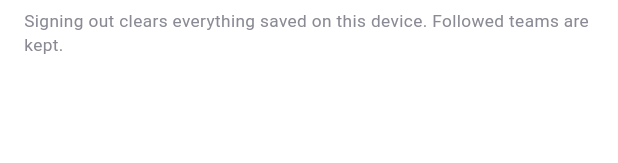
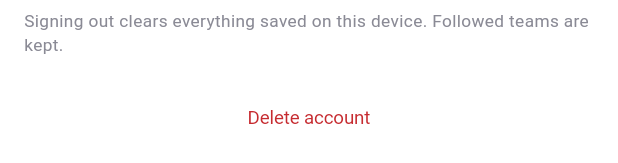
Before and after one commit to isaacgyampoh/betting, a Flutter app: the _SignedIn widget shown alone on an empty page, opened directly with empty values, on a phone screen of 412 x 824 dp. Shown: the part 189-352 px from the top of the screen. Run offline on Flutter 3.47's test engine with Material 3 defaults, Android fonts, the phone set to English and light mode, and no system bars; our stand-ins replace dio, drift, firebase_core, firebase_messaging, flutter_local_notifications, flutter_riverpod and 6 more; missing offline and left inert: google_mlkit_text_recognition, receive_sharing_intent; accounts and stored records are empty; generated files the repository leaves out were written again; network calls fail.

Commit message:
The in-app half of account deletion
/delete-account tells people the control is in the app's Profile tab, so
it has to be there. This is that control, and the DELETE /api/v1/me it
calls already has the integration tests.

The risk it carries is the opposite of the usual one. It sits on the
same screen as "Sign out", it cannot be undone and nothing comes back,
so the danger is that it works too easily. It is a quiet text button
below sign-out rather than a second prominent one, and it asks first in
a dialog that names the consequences people would not otherwise expect:
every device, a new empty account on next sign-in, and that a booking
code already placed stays with the bookmaker.

Order in deleteAccountProvider is deliberate and is not the sign-out
order. Push is unregistered first, because that needs the token that is
about to stop working. The local session is cleared only after the
server confirms, so a failed request leaves the person signed in and
able to retry rather than signed out on a device while the account they
asked to delete still exists. A failure surfaces as a message, because
a silent one would leave someone believing their data was gone.

Not yet exercised on the Pixel: it disconnected before I could drive the
flow, and the real package still cannot sign in until the OAuth client's
package name is restored. A widget test covering the dialog is in the
scratchpad rather than here - pumping ProfileScreen stalls under
flutter_test on the notification toggle's platform channel, and a test
that hangs the suite is worse than one that does not exist.

Co-Authored-By: Claude Opus 5 <noreply@anthropic.com>

```diff
--- a/gameclaw_app/lib/features/profile/profile_screen.dart
+++ b/gameclaw_app/lib/features/profile/profile_screen.dart
@@ -47,6 +47,7 @@ class ProfileScreen extends ConsumerWidget {
                       session: current,
                       favourites: favourites,
                       onSignOut: () => ref.read(signOutProvider)(),
+                      onDelete: () => ref.read(deleteAccountProvider)(),
                     ),
             ),
             const GcSectionHeader(title: 'Appearance'),
@@ -153,15 +154,74 @@ class _SignedOut extends StatelessWidget {
   }
 }
 
-class _SignedIn extends StatelessWidget {
-  const _SignedIn({required this.session, required this.favourites, required this.onSignOut});
+class _SignedIn extends StatefulWidget {
+  const _SignedIn({
+    required this.session,
+    required this.favourites,
+    required this.onSignOut,
+    required this.onDelete,
+  });
 
   final AuthSession session;
   final int favourites;
   final Future<void> Function() onSignOut;
+  final Future<void> Function() onDelete;
+
+  @override
+  State<_SignedIn> createState() => _SignedInState();
+}
+
+class _SignedInState extends State<_SignedIn> {
+  bool _deleting = false;
+
+  /// Two steps, and the second one is typed.
+  ///
+  /// Deletion is immediate and nothing comes back, so a single tap next to "Sign out" is too
+  /// close to an action people take casually. The dialog says what goes before asking, and the
+  /// confirm button is destructive-coloured rather than the accent used for ordinary actions.
+  Future<void> _confirmDelete() async {
+    final ok = await showDialog<bool>(
+      context: context,
+      builder: (context) => AlertDialog(
+        title: const Text('Delete your account?'),
+        content: const Text(
+          'Your slips, followed teams and notification settings are deleted immediately, on every '
+          'device. This cannot be undone.\n\n'
+          'Signing in again later starts a new, empty account.\n\n'
+          'A booking code you have already placed stays with the bookmaker. Deleting this account '
+          'does not cancel a bet.',
+        ),
+        actions: [
+          TextButton(onPressed: () => Navigator.pop(context, false), child: const Text('Keep my account')),
+          TextButton(
+            onPressed: () => Navigator.pop(context, true),
+            child: Text('Delete', style: TextStyle(color: gc(context).loss)),
+          ),
+        ],
+      ),
+    );
+    if (ok != true || !mounted) return;
+
+    setState(() => _deleting = true);
+    try {
+      await widget.onDelete();
+    } catch (error) {
+      // The account still exists if this failed, so say so rather than leaving a spinner. Being
+      // signed out here would be the worst outcome: it looks like it worked.
+      if (mounted) {
+        ScaffoldMessenger.of(context).showSnackBar(
+          SnackBar(content: Text('Could not delete the account: $error')),
+        );
+      }
+    } finally {
+      if (mounted) setState(() => _deleting = false);
+    }
+  }
 
   @override
   Widget build(BuildContext context) {
+    final session = widget.session;
+    final favourites = widget.favourites;
     final email = session.email ?? 'Signed in on this device';
     final initial = email.trim().isEmpty ? '?' : email.trim().characters.first.toUpperCase();
 
@@ -216,7 +276,7 @@ class _SignedIn extends StatelessWidget {
           const SizedBox(height: GcSpace.md),
           GcButton(
             label: 'Sign out',
-            onPressed: onSignOut,
+            onPressed: widget.onSignOut,
             kind: GcButtonKind.secondary,
             icon: Icons.logout_rounded,
           ),
@@ -225,6 +285,22 @@ class _SignedIn extends StatelessWidget {
             // Said because it is a real consequence and a surprise otherwise.
             'Signing out clears everything saved on this device. Followed teams are kept.',
             style: GcType.caption.copyWith(fontSize: 11.5, color: gc(context).inkFaint),
+          ),
+          const SizedBox(height: GcSpace.lg),
+          // Deliberately below sign-out and visually quieter: it is a real control people must be
+          // able to find, not one to invite. Play requires it to be in the app at all.
+          TextButton(
+            onPressed: _deleting ? null : _confirmDelete,
+            child: _deleting
+                ? const SizedBox(
+                    height: 16,
+                    width: 16,
+                    child: CircularProgressIndicator(strokeWidth: 2),
+                  )
+                : Text(
+                    'Delete account',
+                    style: GcType.caption.copyWith(color: gc(context).loss),
+                  ),
           ),
         ],
       ),
```
Also changed, not shown: gameclaw_app/lib/data/providers.dart (+20 -0 lines).
